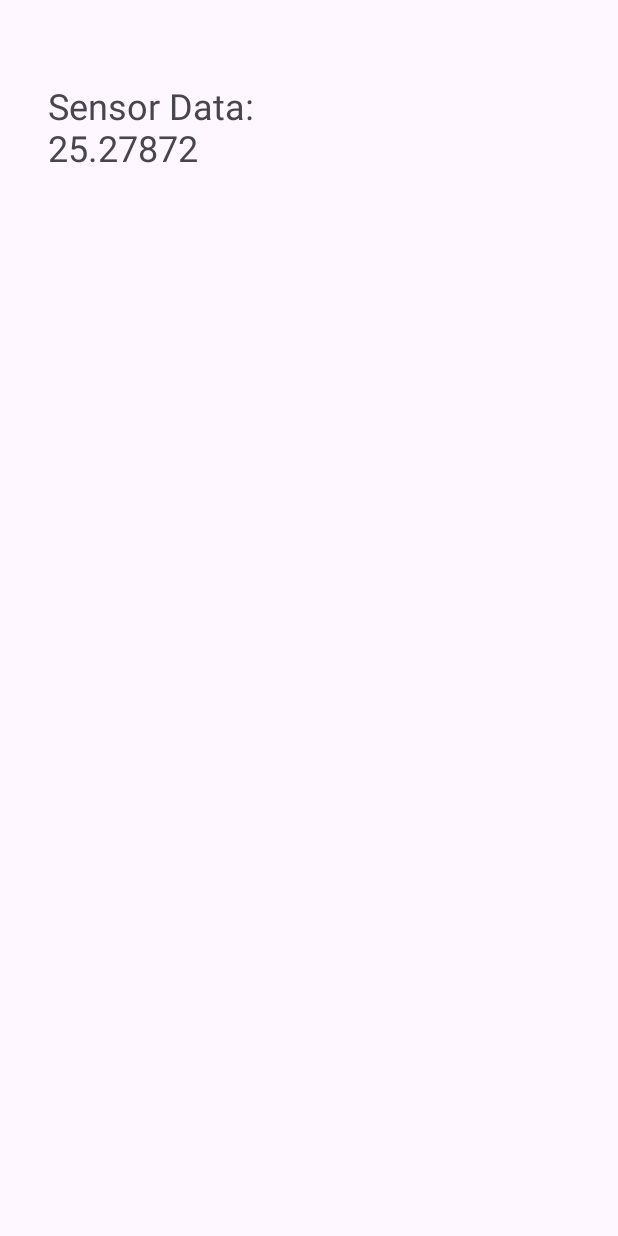
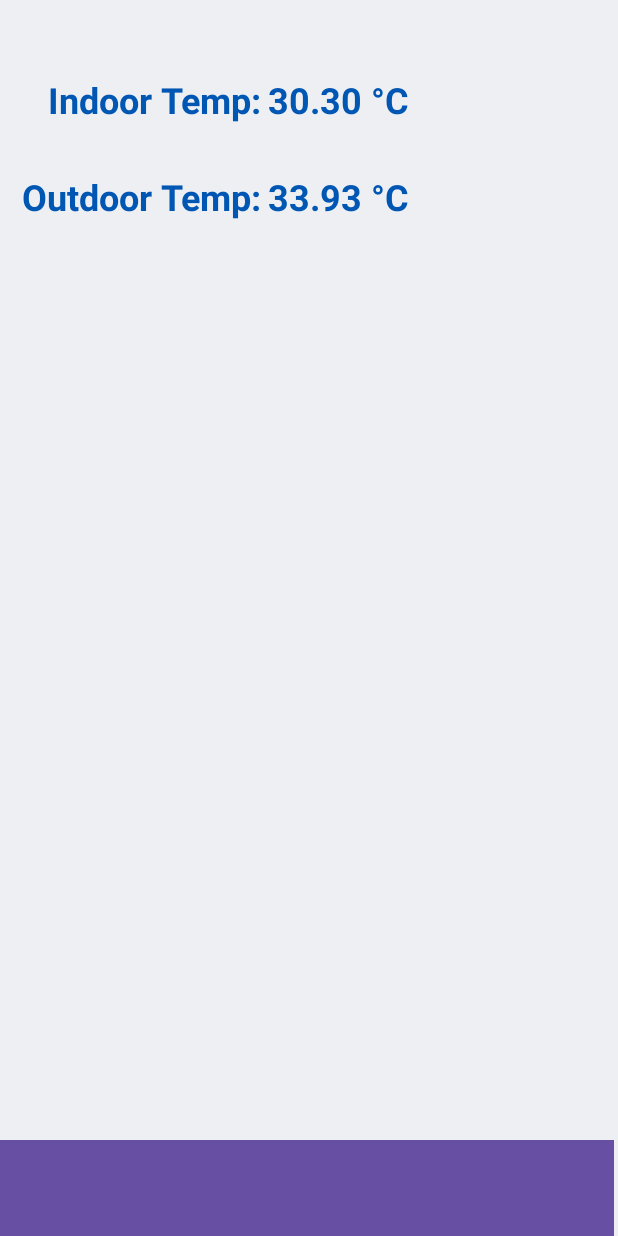
Before and after one commit to LoRaWANMobileAPP/TestSensorData, an Android app: the screen it shows after launch (MainActivity), on a phone screen of 412 x 824 dp. Run offline under Robolectric (Android 15) with nearby library versions, the phone set to English and light mode, and no system bars.

Commit message:
Front End work
Added color, and theme for background and text.
Added text view for outdoor temp.
Formated text string temp.
constraints for the measurements are made

```diff
--- a/app/src/main/java/com/example/testsensordata/MainActivity.kt
+++ b/app/src/main/java/com/example/testsensordata/MainActivity.kt
@@ -6,14 +6,17 @@ import android.widget.TextView
 import kotlin.random.Random
 import android.os.Handler
 
+private const val initialValue = "20"
 class MainActivity : AppCompatActivity() {
     private lateinit var tvsensor: TextView
+    private lateinit var tvTempOut: TextView
 
     override fun onCreate(savedInstanceState: Bundle?) {
         super.onCreate(savedInstanceState)
         setContentView(R.layout.activity_main)
 
         tvsensor =findViewById(R.id.tvSensorData)
+        tvTempOut = findViewById(R.id.tvTempOut)
 
         //Create a handler to update the textview every second.
         val handler = Handler()
@@ -24,7 +27,9 @@ class MainActivity : AppCompatActivity() {
         val UpdateTextViewRunnable = object: Runnable{
             override fun run() {
                 val sensorValue = sensorData()
-                tvsensor.text = "Sensor Data: $sensorValue"
+                val outTemp = sensorData()
+                tvsensor.text = "%.2f".format(sensorValue)+" °C"
+                tvTempOut.text = "%.2f".format(outTemp)+" °C"
                 handler.postDelayed(this, delayMillis)
             }
         }
--- a/app/src/main/res/layout/activity_main.xml
+++ b/app/src/main/res/layout/activity_main.xml
@@ -7,14 +7,60 @@
     tools:context=".MainActivity">
 
     <TextView
-        android:id="@+id/tvSensorData"
-        android:layout_width="143dp"
-        android:layout_height="78dp"
+        android:id="@+id/tvOutdoorSensorLabel"
+        android:layout_width="wrap_content"
+        android:layout_height="wrap_content"
+        android:layout_marginTop="32dp"
+        android:text="Outdoor Temp:"
+        android:textSize="24sp"
+        android:textStyle="bold"
+        app:layout_constraintEnd_toEndOf="@+id/tvIndoorSensorLabel"
+        app:layout_constraintTop_toBottomOf="@+id/tvIndoorSensorLabel" />
+
+    <TextView
+        android:id="@+id/tvIndoorSensorLabel"
+        android:layout_width="wrap_content"
+        android:layout_height="wrap_content"
         android:layout_marginStart="32dp"
-        android:layout_marginTop="54dp"
-        android:text="TextView"
+        android:layout_marginTop="50dp"
+        android:text="Indoor Temp:"
         android:textSize="24sp"
+        android:textStyle="bold"
         app:layout_constraintStart_toStartOf="parent"
         app:layout_constraintTop_toTopOf="parent" />
 
+    <TextView
+        android:id="@+id/tvTempOut"
+        android:layout_width="wrap_content"
+        android:layout_height="wrap_content"
+        android:layout_marginStart="4dp"
+        android:layout_marginTop="32dp"
+        android:text="TextView"
+        android:textSize="24sp"
+        android:textStyle="bold"
+        app:layout_constraintStart_toEndOf="@+id/tvOutdoorSensorLabel"
+        app:layout_constraintTop_toBottomOf="@+id/tvSensorData" />
+
+    <TextView
+        android:id="@+id/tvSensorData"
+        android:layout_width="wrap_content"
+        android:layout_height="wrap_content"
+        android:layout_marginStart="4dp"
+        android:layout_marginTop="50dp"
+        android:text="TextView"
+        android:textSize="24sp"
+        android:textStyle="bold"
+        app:layout_constraintStart_toEndOf="@+id/tvIndoorSensorLabel"
+        app:layout_constraintTop_toTopOf="parent" />
+
+    <androidx.appcompat.widget.Toolbar
+        android:id="@+id/toolbar"
+        android:layout_width="409dp"
+        android:layout_height="wrap_content"
+        android:background="?attr/colorPrimary"
+        android:minHeight="?attr/actionBarSize"
+        android:theme="?attr/actionBarTheme"
+        app:layout_constraintBottom_toBottomOf="parent"
+        tools:layout_editor_absoluteX="1dp" />
+
 </androidx.constraintlayout.widget.ConstraintLayout>
--- a/app/src/main/res/values/colors.xml
+++ b/app/src/main/res/values/colors.xml
@@ -2,4 +2,18 @@
 <resources>
     <color name="black">#FF000000</color>
     <color name="white">#FFFFFFFF</color>
+
+    <color name="Main_background">#D6E4EB</color>
+    <color name="Text_color">#AAA7D6</color>
+
+    <color name="Main_background2">#F7F7F7</color>
+    <color name="Text_color2">#333333</color>
+
+    <color name="Main_background3">#EDEFF2</color>
+    <color name="Text_color3">#007BFF</color>
+
+    <color name="Main_background4">#EDEFF2</color>
+    <color name="Text_color4">#0056b3</color>
+
+
 </resources>
--- a/app/src/main/res/values/themes.xml
+++ b/app/src/main/res/values/themes.xml
@@ -3,7 +3,12 @@
     <style name="Base.Theme.TestSensorData" parent="Theme.Material3.DayNight.NoActionBar">
         <!-- Customize your light theme here. -->
         <!-- <item name="colorPrimary">@color/my_light_primary</item> -->
+
+        <item name="android:colorBackground">@color/Main_background4</item>
+        <item name="android:textColor">@color/Text_color4</item>
     </style>
 
+
     <style name="Theme.TestSensorData" parent="Base.Theme.TestSensorData" />
+
 </resources>
```
